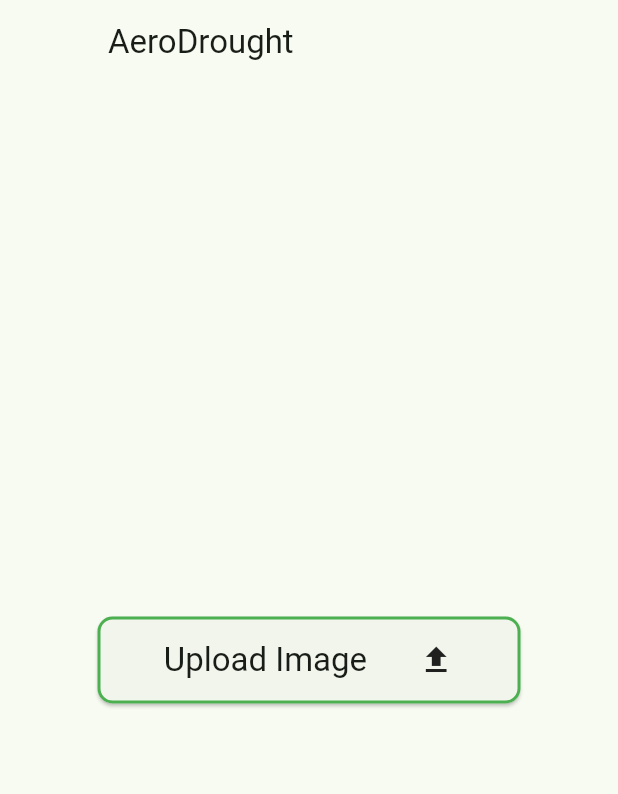
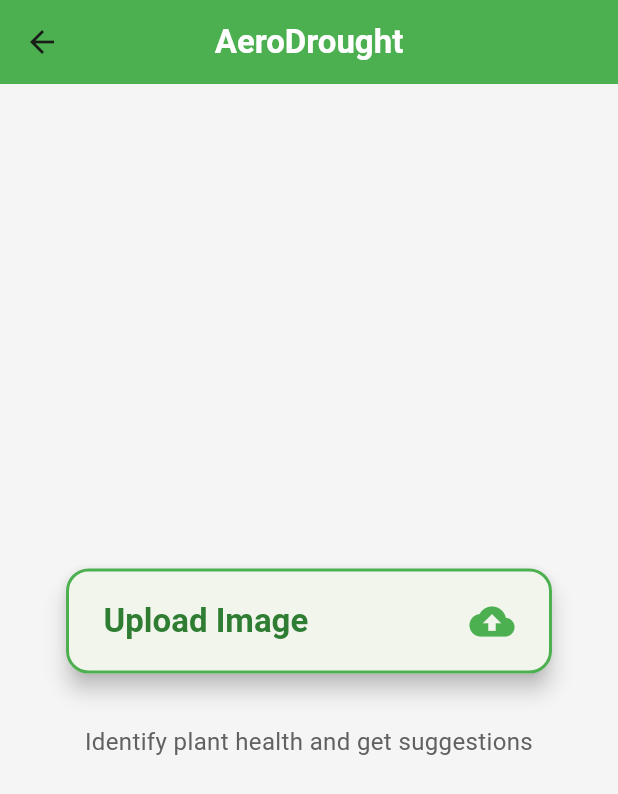
Before and after one commit to Mugamba669/aero_drought, a Flutter app: the screen it shows after launch, after a tap on "Get Started", on a phone screen of 412 x 824 dp. Shown: the top 794 px of the screen. Run offline on Flutter 3.47's test engine with Material 3 defaults, Android fonts, the phone set to English and light mode, and no system bars.

Commit message:
added animations and added neceasary pages

```diff
--- a/lib/main.dart
+++ b/lib/main.dart
@@ -42,7 +42,7 @@ void main() {
         ),
         useMaterial3: true,
       ),
-      initialRoute: Routes.index,
+      initialRoute: Routes.splash,
       routes: Routes.routes,
     ),
   );
--- a/lib/pages/home_page.dart
+++ b/lib/pages/home_page.dart
@@ -1,3 +1,4 @@
+import 'package:aero_drought/routes/routes.dart';
 import 'package:flutter/material.dart';
 
 class HomePage extends StatefulWidget {
@@ -11,50 +12,78 @@ class _HomePageState extends State<HomePage> {
   @override
   Widget build(BuildContext context) {
     return Scaffold(
+      backgroundColor: Colors.grey[100], // Light background for a modern feel
       appBar: AppBar(
-        leading: Container(),
+        centerTitle: true, // Center the title for a balanced look
+        elevation: 0, // Remove shadow for a flat design
+        backgroundColor: Colors.green, // Brand color
         title: Text(
           'AeroDrought',
-          style: Theme.of(context).textTheme.titleLarge,
+          style: Theme.of(context).textTheme.titleLarge?.copyWith(
+                color: Colors.white,
+                fontWeight: FontWeight.bold,
+              ),
         ),
       ),
       body: Column(
         mainAxisAlignment: MainAxisAlignment.center,
-        crossAxisAlignment: CrossAxisAlignment.center,
+        crossAxisAlignment: CrossAxisAlignment.stretch, // Stretch to fill width
         children: [
-          Center(
+          // Add some top padding
+          Padding(
+            padding: const EdgeInsets.symmetric(horizontal: 40.0),
             child: GestureDetector(
               onTap: () {
-                print("object");
+                Routes.go(
+                  Routes.results,
+                );
               },
               child: Card(
-                margin: const EdgeInsets.fromLTRB(65, 0, 65, 0),
+                elevation: 6, // Add elevation for a shadow effect
                 shape: RoundedRectangleBorder(
-                  borderRadius: BorderRadius.circular(10),
+                  borderRadius: BorderRadius.circular(15),
                   side: const BorderSide(
                     color: Colors.green,
                     width: 2,
                   ),
                 ),
                 child: Padding(
-                  padding: const EdgeInsets.only(
-                    top: 15,
-                    bottom: 15,
-                    left: 10,
-                    right: 10,
+                  padding: const EdgeInsets.symmetric(
+                    vertical: 20,
+                    horizontal: 25,
                   ),
                   child: Row(
-                    mainAxisAlignment: MainAxisAlignment.spaceEvenly,
+                    mainAxisAlignment: MainAxisAlignment.spaceBetween,
                     children: [
                       Text(
                         'Upload Image',
-                        style: Theme.of(context).textTheme.titleLarge,
+                        style: Theme.of(context).textTheme.titleLarge?.copyWith(
+                              color: Colors.green[800],
+                              fontWeight: FontWeight.bold,
+                            ),
                       ),
-                      const Icon(Icons.upload),
+                      const Icon(
+                        Icons.cloud_upload,
+                        size: 30,
+                        color: Colors.green,
+                      ),
                     ],
                   ),
                 ),
               ),
+            ),
+          ),
+          const SizedBox(height: 30), // Add spacing
+          Padding(
+            padding: const EdgeInsets.symmetric(horizontal: 40.0),
+            child: Text(
+              "Identify plant health and get suggestions",
+              textAlign: TextAlign.center,
+              style: Theme.of(context).textTheme.bodyMedium?.copyWith(
+                    color: Colors.grey[700],
+                    fontSize: 16,
+                    height: 1.4,
+                  ),
             ),
           ),
         ],
--- /dev/null
+++ b/lib/pages/splash_screen.dart
@@ -0,0 +1,187 @@
+// ignore_for_file: library_private_types_in_public_api
+
+import 'package:aero_drought/routes/routes.dart';
+import 'package:flutter/material.dart';
+import 'dart:async';
+
+class SplashScreen extends StatefulWidget {
+  const SplashScreen({super.key});
+
+  @override
+  _SplashScreenState createState() => _SplashScreenState();
+}
+
+class _SplashScreenState extends State<SplashScreen>
+    with TickerProviderStateMixin {
+  late AnimationController _controller;
+  late AnimationController _scaleController;
+  late Animation<double> _fadeInAnimation;
+  late Animation<double> _scaleAnimation;
+
+  @override
+  void initState() {
+    super.initState();
+
+    // Set up the animation controllers
+    _controller = AnimationController(
+      vsync: this,
+      duration: const Duration(seconds: 2),
+    );
+
+    _scaleController = AnimationController(
+      vsync: this,
+      duration: const Duration(seconds: 1),
+    );
+
+    // Set up the fade-in animation
+    _fadeInAnimation = Tween<double>(begin: 0, end: 1).animate(
+      CurvedAnimation(
+        parent: _controller,
+        curve: Curves.easeInOut,
+      ),
+    );
+
+    // Set up the scale animation for the logo
+    _scaleAnimation = Tween<double>(begin: 0.5, end: 1.0).animate(
+      CurvedAnimation(
+        parent: _scaleController,
+        curve: Curves.elasticOut,
+      ),
+    );
+
+    // Start animations
+    _controller.forward();
+    _scaleController.forward();
+
+    // Navigate to home after 3 seconds
+    // Timer(const Duration(seconds: 6), () {
+    //   Routes.go(Routes.home);
+    // });
+  }
+
+  @override
+  void dispose() {
+    _controller.dispose();
+    _scaleController.dispose();
+    super.dispose();
+  }
+
+  @override
+  Widget build(BuildContext context) {
+    final double screenHeight = MediaQuery.of(context).size.height;
+    final double screenWidth = MediaQuery.of(context).size.width;
+
+    return Scaffold(
+      backgroundColor: Colors.green.shade800,
+      body: Stack(
+        children: [
+          // Background Image
+          Positioned.fill(
+            child: Opacity(
+              opacity: 0.2,
+              child: Image.asset(
+                'assets/launch.png',
+                fit: BoxFit.cover,
+              ),
+            ),
+          ),
+          // Overlay with widgets
+          Center(
+            child: Column(
+              mainAxisAlignment: MainAxisAlignment.center,
+              children: [
+                // Scaling Logo Animation
+                ScaleTransition(
+                  scale: _scaleAnimation,
+                  child: Container(
+                    width: screenWidth * 0.4,
+                    height: screenWidth * 0.4,
+                    decoration: BoxDecoration(
+                      image: const DecorationImage(
+                        image: AssetImage('assets/launch.png'),
+                        fit: BoxFit.cover,
+                      ),
+                      borderRadius: BorderRadius.circular(100),
+                      boxShadow: [
+                        BoxShadow(
+                          color: Colors.black.withOpacity(0.2),
+                          blurRadius: 20,
+                          offset: const Offset(0, 5),
+                        ),
+                      ],
+                    ),
+                  ),
+                ),
+                const SizedBox(height: 40),
+                // AeroDrought Text Animation
+                FadeTransition(
+                  opacity: _fadeInAnimation,
+                  child: Column(
+                    children: [
+                      Text(
+                        'AeroDrought',
+                        style: TextStyle(
+                          color: Colors.white,
+                          fontSize: 40,
+                          fontWeight: FontWeight.bold,
+                          letterSpacing: 2,
+                          shadows: [
+                            Shadow(
+                              color: Colors.black.withOpacity(0.3),
+                              offset: const Offset(0, 5),
+                              blurRadius: 10,
+                            ),
+                          ],
+                        ),
+                      ),
+                      const SizedBox(height: 10),
+                      Text(
+                        'Your farming guide at hand',
+                        style: TextStyle(
+                          color: Colors.white.withOpacity(0.8),
+                          fontSize: 18,
+                          fontStyle: FontStyle.italic,
+                        ),
+                      ),
+                    ],
+                  ),
+                ),
+              ],
+            ),
+          ),
+          // Bottom Animated Button
+          Align(
+            alignment: Alignment.bottomCenter,
+            child: Padding(
+              padding: const EdgeInsets.only(bottom: 50),
+              child: FadeTransition(
+                opacity: _fadeInAnimation,
+                child: ElevatedButton(
+                  onPressed: () => Routes.go(Routes.home),
+                  style: ElevatedButton.styleFrom(
+                    backgroundColor: Colors.greenAccent.shade200,
+                    padding: const EdgeInsets.symmetric(
+                      horizontal: 40,
+                      vertical: 15,
+                    ),
+                    shape: RoundedRectangleBorder(
+                      borderRadius: BorderRadius.circular(30),
+                    ),
+                  ),
+                  child: Text(
+                    'Get Started',
+                    style: TextStyle(
+                      fontSize: 20,
+                      color: Colors.green.shade800,
+                      fontWeight: FontWeight.bold,
+                    ),
+                  ),
+                ),
+              ),
+            ),
+          ),
+        ],
+      ),
+    );
+  }
+}
--- a/lib/pages/welcome_page.dart
+++ b/lib/pages/welcome_page.dart
@@ -10,7 +10,44 @@ class WelcomePage extends StatefulWidget {
   State<WelcomePage> createState() => _WelcomePageState();
 }
 
-class _WelcomePageState extends State<WelcomePage> {
+class _WelcomePageState extends State<WelcomePage>
+    with SingleTickerProviderStateMixin {
+  late AnimationController _controller;
+  late Animation<Offset> _textAnimation;
+  late Animation<double> _opacityAnimation;
+
+  @override
+  void initState() {
+    super.initState();
+
+    // Initialize the controller and animations
+    _controller = AnimationController(
+      duration: const Duration(milliseconds: 1500),
+      vsync: this,
+    );
+
+    _textAnimation = Tween<Offset>(
+      begin: const Offset(0, 1),
+      end: Offset.zero,
+    ).animate(CurvedAnimation(
+      parent: _controller,
+      curve: Curves.easeOutExpo,
+    ));
+
+    _opacityAnimation = Tween<double>(begin: 0, end: 1).animate(CurvedAnimation(
+      parent: _controller,
+      curve: Curves.easeIn,
+    ));
+
+    _controller.forward();
+  }
+
+  @override
+  void dispose() {
+    _controller.dispose();
+    super.dispose();
+  }
+
   @override
   Widget build(BuildContext context) {
     return Scaffold(
@@ -31,78 +68,91 @@ class _WelcomePageState extends State<WelcomePage> {
                     begin: Alignment.bottomCenter,
                     end: Alignment.topCenter,
                     colors: [
-                      Colors.black.withOpacity(0.75),
-                      Colors.black.withOpacity(0.4),
-                      Colors.black.withOpacity(0.35),
-                      Colors.black.withOpacity(0.15),
-                      Colors.black.withOpacity(0.05),
+                      Colors.black.withOpacity(0.8),
+                      Colors.black.withOpacity(0.6),
+                      Colors.black.withOpacity(0.3),
+                      Colors.transparent,
                     ],
                   ),
                 ),
                 child: Column(
-                  mainAxisAlignment: MainAxisAlignment.end,
+                  mainAxisAlignment: MainAxisAlignment.center,
                   children: [
-                    Center(
-                      child: Text.rich(
-                        TextSpan(
+                    const Spacer(),
+                    // Animated text for welcome message
+                    SlideTransition(
+                      position: _textAnimation,
+                      child: FadeTransition(
+                        opacity: _opacityAnimation,
+                        child: Column(
+                          mainAxisAlignment: MainAxisAlignment.center,
                           children: [
-                            TextSpan(
-                              text: 'Welcome to AeroDrought',
+                            Text(
+                              'Welcome to AeroDrought',
+                              textAlign: TextAlign.center,
                               style: Theme.of(context)
                                   .textTheme
-                                  .titleLarge
-                                  ?.apply(
-                                      fontWeightDelta: 50,
+                                  .headlineLarge
+                                  ?.copyWith(
                                     color: Colors.white,
-                                      fontSizeDelta: 10),
+                                    fontWeight: FontWeight.bold,
+                                    letterSpacing: 1.2,
                                   ),
-                            TextSpan(
-                              text: '\nYour farming guide at hand!',
+                            ),
+                            const SizedBox(height: 10),
+                            Text(
+                              'Your farming guide at hand!',
+                              textAlign: TextAlign.center,
                               style: Theme.of(context)
                                   .textTheme
-                                  .titleMedium
-                                  ?.apply(
-                                      fontSizeDelta: 3,
-                                      fontWeightDelta: 0,
-                                      color: Colors.white),
+                                  .bodyLarge
+                                  ?.copyWith(
+                                    color: Colors.white70,
+                                    fontSize: 18,
+                                    fontStyle: FontStyle.italic,
+                                  ),
                             ),
                           ],
                         ),
-                        textAlign: TextAlign.center,
                       ),
                     ),
-                    //  actions
-                    SizedBox(
-                      height: constraints.maxHeight * 0.1,
-                    ),
-                    OutlinedButton.icon(
+                    const Spacer(flex: 2),
+                    // Get Started button with smooth animation
+                    FadeTransition(
+                      opacity: _opacityAnimation,
+                      child: OutlinedButton.icon(
                         style: OutlinedButton.styleFrom(
                           side: const BorderSide(
                             color: Colors.green,
-                          width: 3,
+                            width: 2.5,
                           ),
                           padding: EdgeInsets.symmetric(
                             vertical: constraints.maxHeight * 0.02,
-                          horizontal: constraints.maxHeight * 0.03,
+                            horizontal: constraints.maxWidth * 0.15,
                           ),
+                          shape: RoundedRectangleBorder(
+                            borderRadius: BorderRadius.circular(25),
+                          ),
+                          elevation: 5,
+                          shadowColor: Colors.green,
                         ),
                         onPressed: () => Routes.go(Routes.home),
-                      label: const Icon(
+                        icon: const Icon(
                           Icons.arrow_forward_ios_outlined,
                           color: Colors.green,
                         ),
-                      icon: Text(
+                        label: Text(
                           'Get Started',
-                        style: Theme.of(context).textTheme.bodyLarge?.apply(
-                              fontWeightDelta: 3,
-                              fontSizeDelta: 3,
+                          style:
+                              Theme.of(context).textTheme.bodyLarge?.copyWith(
+                                    fontSize: 18,
+                                    fontWeight: FontWeight.bold,
                                     color: Colors.white,
                                   ),
                         ),
                       ),
-                    SizedBox(
-                      height: constraints.maxHeight * 0.2,
                     ),
+                    const SizedBox(height: 60),
                   ],
                 ),
               ),
--- a/lib/routes/routes.dart
+++ b/lib/routes/routes.dart
@@ -1,16 +1,26 @@
+import 'package:aero_drought/pages/results_page.dart';
+import 'package:aero_drought/pages/splash_screen.dart';
+
 import '../main.dart';
+import '../pages/recomendations_page.dart';
 import '/pages/home_page.dart';
 import '/pages/welcome_page.dart';
 import 'package:flutter/material.dart';
 
 class Routes {
-  static String index = "/";
+  static String splash = "/";
+  static String index = "/info";
   static String home = "/home";
+  static String results = "/results";
+  static String recommendation = "/welcome";
 
   static Map<String, Widget Function(BuildContext)> get routes {
     return {
+      splash: (context) => const SplashScreen(),
       index: (context) => const WelcomePage(),
       home: (context) => const HomePage(),
+      results: (context) => const ResultsPage(),
+      recommendation: (context) => const RecommendationsPage(),
     };
   }
 
```
Also changed, not shown: lib/pages/recomendations_page.dart (added, +181 -0 lines), lib/pages/results_page.dart (added, +145 -0 lines). Lines whose indentation alone changed are shown as unchanged.
